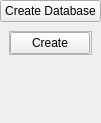
The window that src/manager/view/GCreateDatabase.ui (gkesse/ready-cpp-qt-opengl-robot-scara) describes before a commit, drawn with Qt 5.
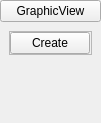
The same window after the commit.

Patch:
```diff
--- a/src/manager/view/GCreateDatabase.ui
+++ b/src/manager/view/GCreateDatabase.ui
@@ -115,7 +115,7 @@
       <cursorShape>PointingHandCursor</cursorShape>
      </property>
      <property name="text">
-      <string>Create Database</string>
+      <string>GraphicView</string>
      </property>
     </widget>
    </item>
```
Left out of the diff: 28 changed lines with no effect on the pictures.
